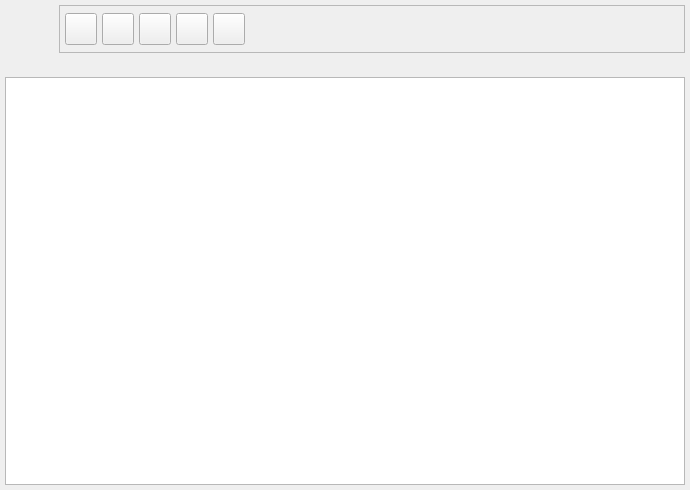
Above: bulmages/bulmafact/plugins/pluginbf_inventario/inventariosbase.ui from eboladev/Bulmages-1 before the change. Below: the same form after it.
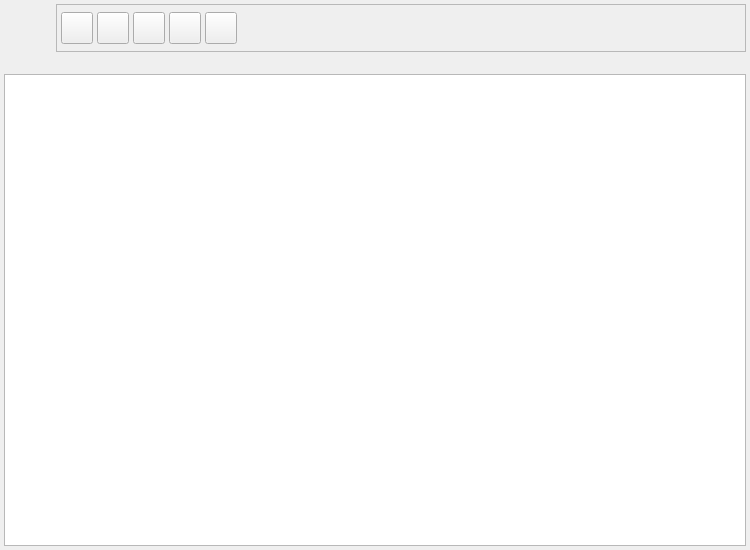
That is the form after the change. Icons and pictures are not drawn. Custom widgets are drawn as their Qt base class.

Patch:
```diff
--- a/bulmages/bulmafact/plugins/pluginbf_inventario/inventariosbase.ui
+++ b/bulmages/bulmafact/plugins/pluginbf_inventario/inventariosbase.ui
@@ -10,10 +10,16 @@
    <rect>
     <x>0</x>
     <y>0</y>
-    <width>690</width>
-    <height>490</height>
+    <width>750</width>
+    <height>550</height>
    </rect>
   </property>
+  <property name="minimumSize">
+   <size>
+    <width>750</width>
+    <height>550</height>
+   </size>
+  </property>
   <property name="windowTitle">
    <string>Listado de inventarios</string>
   </property>
@@ -23,15 +29,15 @@
   </property>
   <layout class="QVBoxLayout">
    <property name="spacing">
-    <number>5</number>
+    <number>4</number>
    </property>
    <property name="margin">
-    <number>5</number>
+    <number>4</number>
    </property>
    <item>
     <layout class="QHBoxLayout">
      <property name="spacing">
-      <number>6</number>
+      <number>4</number>
      </property>
      <property name="margin">
       <number>0</number>
@@ -68,10 +74,10 @@
        </property>
        <layout class="QHBoxLayout">
         <property name="spacing">
-         <number>5</number>
+         <number>4</number>
         </property>
         <property name="margin">
-         <number>5</number>
+         <number>4</number>
         </property>
         <item>
          <widget class="QToolButton" name="mui_crear">
@@ -102,8 +108,8 @@
           </property>
           <property name="iconSize">
            <size>
-            <width>32</width>
-            <height>32</height>
+            <width>22</width>
+            <height>22</height>
            </size>
           </property>
          </widget>
@@ -137,8 +143,8 @@
           </property>
           <property name="iconSize">
            <size>
-            <width>32</width>
-            <height>32</height>
+            <width>22</width>
+            <height>22</height>
            </size>
           </property>
          </widget>
@@ -172,8 +178,8 @@
           </property>
           <property name="iconSize">
            <size>
-            <width>32</width>
-            <height>32</height>
+            <width>22</width>
+            <height>22</height>
            </size>
           </property>
          </widget>
@@ -207,8 +213,8 @@
           </property>
           <property name="iconSize">
            <size>
-            <width>32</width>
-            <height>32</height>
+            <width>22</width>
+            <height>22</height>
            </size>
           </property>
          </widget>
@@ -242,8 +248,8 @@
           </property>
           <property name="iconSize">
            <size>
-            <width>32</width>
-            <height>32</height>
+            <width>22</width>
+            <height>22</height>
            </size>
           </property>
          </widget>
```
